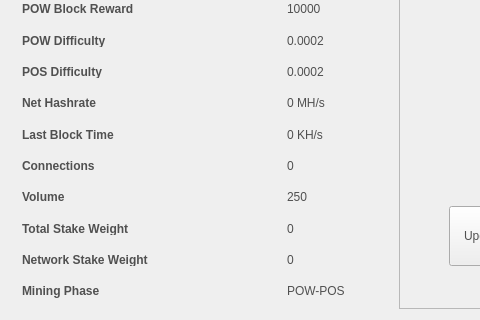
Before: the Qt Designer form src/qt/forms/statisticspage.ui in prodigal-son/DigitalGold, drawn with Qt 5; both pictures show x 0 to 480 and y 85 to 405 of the 623 by 405 pixel window.
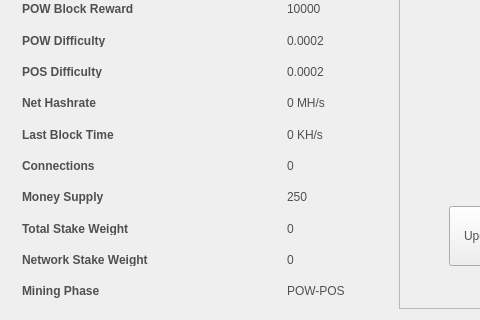
After: the same form once the commit is applied. Icons and pictures are not drawn.

The edit to the form file:
```diff
--- a/src/qt/forms/statisticspage.ui
+++ b/src/qt/forms/statisticspage.ui
@@ -207,7 +207,7 @@
         <item row="8" column="0">
          <widget class="QLabel" name="label_8">
           <property name="text">
-           <string>&lt;html&gt;&lt;head/&gt;&lt;body&gt;&lt;p&gt;&lt;span style=&quot; font-weight:600;&quot;&gt;Volume&lt;/span&gt;&lt;/p&gt;&lt;/body&gt;&lt;/html&gt;</string>
+           <string>&lt;html&gt;&lt;head/&gt;&lt;body&gt;&lt;p&gt;&lt;span style=&quot; font-weight:600;&quot;&gt;Money Supply&lt;/span&gt;&lt;/p&gt;&lt;/body&gt;&lt;/html&gt;</string>
           </property>
          </widget>
         </item>
```
